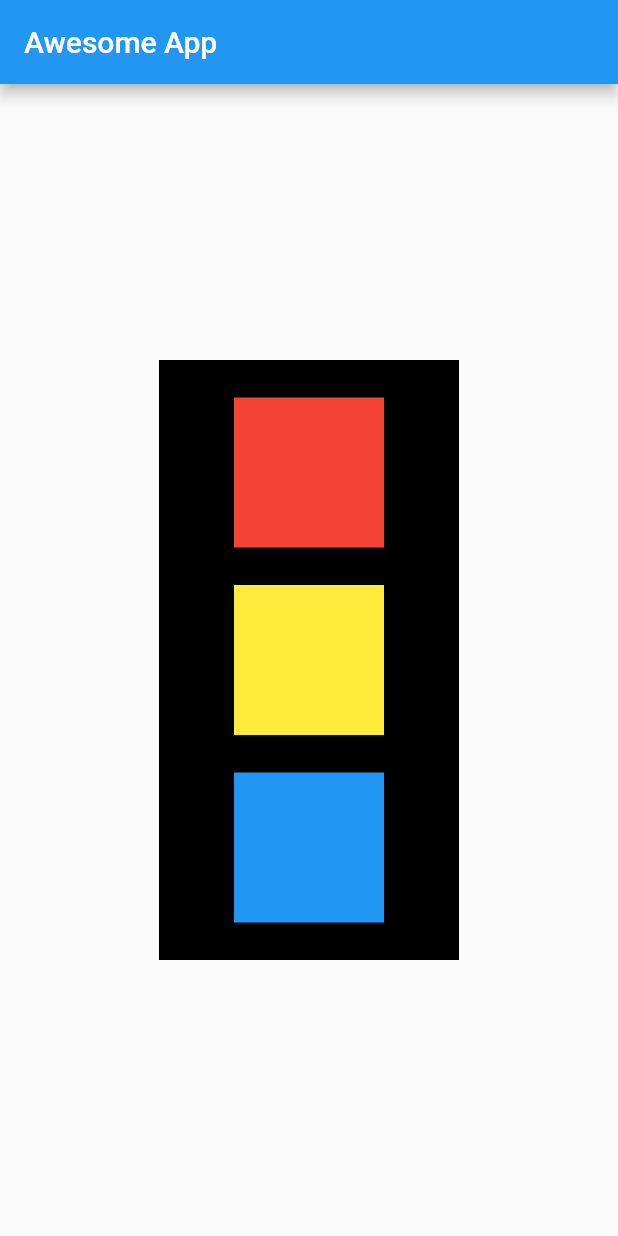
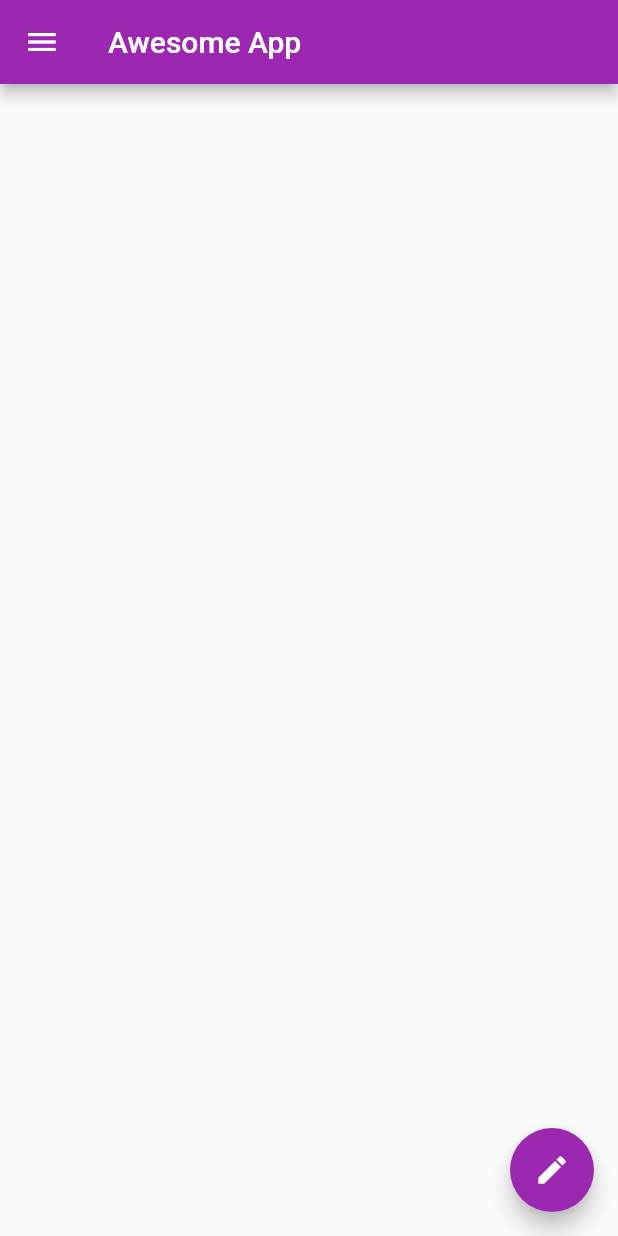
Before and after one commit to OwaizObey/freecode_1, a Flutter app: the screen it shows after launch, on a phone screen of 412 x 824 dp. Run offline on Flutter 3.47's test engine with Material 2 defaults, Android fonts, the phone set to English and light mode, and no system bars.

Commit message:
chp3Pursuing

```diff
--- a/lib/main.dart
+++ b/lib/main.dart
@@ -1,11 +1,14 @@
 import 'package:flutter/material.dart';
 
 void main() {
-  runApp(MaterialApp(
+  runApp(
+    MaterialApp(
       // debugShowCheckedModeBanner: false,
       title: 'Awesome Apps',
       home: HomePage(),
-  ));
+      theme: ThemeData(primarySwatch: Colors.purple),
+    ),
+  );
 }
 
 class HomePage extends StatelessWidget {
@@ -17,42 +20,40 @@ class HomePage extends StatelessWidget {
       appBar: AppBar(
         title: Text('Awesome App'),
       ),
-      body: Padding(
-        padding: const EdgeInsets.all(8.0),
-        child: Align(
-          // alignment: Alignment
-          child: Container(
-            color: Colors.black,
-            width: 200,
-            height: 400,
-            child: Column(
-              mainAxisAlignment: MainAxisAlignment.spaceEvenly,
-              crossAxisAlignment: CrossAxisAlignment.center,
+      body: Container(),
+      drawer: Drawer(
+        child: ListView(
+          padding: EdgeInsets.zero,
           children: [
-                Container(
-                  padding: const EdgeInsets.all(8),
-                  width: 100,
-                  height: 100,
-                  color: Colors.red,
+            UserAccountsDrawerHeader(
+              accountName: Text('Owaiz Kazi'),
+              accountEmail: Text('OwaizObey12@gmail.com'),
+              currentAccountPicture: CircleAvatar(
+                backgroundImage: NetworkImage(
+                    'https://images.unsplash.com/photo-1617137984095-74e4e5e3613f?ixlib=rb-1.2.1&ixid=MnwxMjA3fDB8MHxwaG90by1wYWdlfHx8fGVufDB8fHx8&auto=format&fit=crop&w=1896&q=80'),
               ),
-                Container(
-                  padding: const EdgeInsets.all(9),
-                  width: 100,
-                  height: 100,
-                  color: Colors.yellow,
             ),
-                Container(
-                  padding: const EdgeInsets.all(8),
-                  width: 100,
-                  height: 100,
-                  color: Colors.blue,
+            ListTile(
+              leading: Icon(Icons.person),
+              title: Text('Account'),
+              subtitle: Text('Personal'),
+              trailing: Icon(Icons.edit),
+            ),
+            ListTile(
+              leading: Icon(Icons.email),
+              title: Text('Email'),
+              subtitle: Text('OwaizObey12@gmail.com'),
+              trailing: Icon(Icons.send),
             ),
           ],
         ),
       ),
-        ),
+      floatingActionButton: FloatingActionButton(
+        onPressed: () {},
+        child: Icon(Icons.edit),
       ),
     );
   }
 }
  /// Video freeCodeCamp timeStamp : 47:41 ( 25-07-22 ) 8:14 PM
+ /// install a new Extension by name as Flutter Snippets
```
Lines whose indentation alone changed are shown as unchanged.
